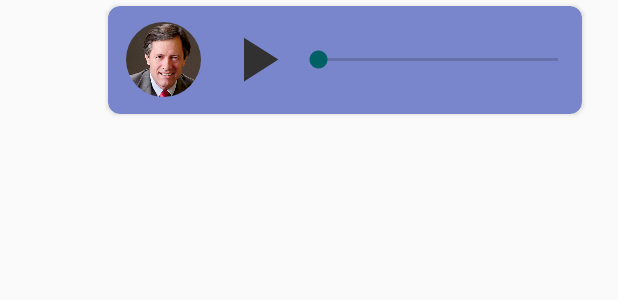
After one commit to exildev/Exile, an Android app: the layout chat_message_me_audio.xml on its own in the app's theme, with its tools: preview values and no code run, on a phone screen of 412 x 824 dp. The commit adds this screen. Shown: the top 300 px of the screen. Run offline under Robolectric (Android 15) with nearby library versions, the phone set to English and light mode, and no system bars; network calls fail.

Commit message:
interfaz grafica para gif y para audio

```diff
--- a/app/src/main/java/co/com/exile/exile/chat/ChatActivity.java
+++ b/app/src/main/java/co/com/exile/exile/chat/ChatActivity.java
@@ -25,6 +25,7 @@ import android.widget.LinearLayout;
 
 import com.liuguangqiang.ipicker.IPicker;
 
+import java.io.File;
 import java.io.IOException;
 
 import co.com.exile.exile.R;
@@ -35,6 +36,7 @@ public class ChatActivity extends AppCompatActivity implements GifEditText.OnGif
     private static final int REQUEST_RECORD_AUDIO_PERMISSION = 200;
     private static final String LOG_TAG = "Record";
     private static String mFileName = null;
+
     // Requesting permission to RECORD_AUDIO
     private String[] permissions = {Manifest.permission.RECORD_AUDIO};
     private MediaRecorder mRecorder = null;
@@ -101,7 +103,8 @@ public class ChatActivity extends AppCompatActivity implements GifEditText.OnGif
             }
         });
 
-        mFileName = getExternalCacheDir().getAbsolutePath();
+        File cacheDir = getExternalCacheDir();
+        mFileName = cacheDir != null ? cacheDir.getAbsolutePath() : "";
         mFileName += "/audiorecordtest.3gp";
     }
 
--- /dev/null
+++ b/app/src/main/res/drawable/ic_play_arrow_24dp.xml
@@ -0,0 +1,9 @@
+<vector xmlns:android="http://schemas.android.com/apk/res/android"
+    android:width="24dp"
+    android:height="24dp"
+    android:viewportHeight="24.0"
+    android:viewportWidth="24.0">
+    <path
+        android:fillColor="#000000"
+        android:pathData="M8,5v14l11,-7z" />
+</vector>
--- a/app/src/main/res/layout/chat_message_me.xml
+++ b/app/src/main/res/layout/chat_message_me.xml
@@ -29,7 +29,7 @@
             android:layout_width="wrap_content"
             android:layout_height="wrap_content"
             android:padding="8dp"
-            android:text="Lorem ipsum dolor sit amet, consectetur adipiscing elit. Ut in ex eros."
+            android:text="@string/text_message"
             android:textColor="@android:color/white" />
     </android.support.v7.widget.CardView>
 </FrameLayout>
--- /dev/null
+++ b/app/src/main/res/layout/chat_message_me_audio.xml
@@ -0,0 +1,53 @@
+<?xml version="1.0" encoding="utf-8"?>
+<FrameLayout xmlns:android="http://schemas.android.com/apk/res/android"
+    xmlns:app="http://schemas.android.com/apk/res-auto"
+    android:layout_width="match_parent"
+    android:layout_height="wrap_content"
+    android:clipToPadding="false"
+    android:orientation="vertical"
+    android:paddingEnd="16dp"
+    android:paddingLeft="72dp"
+    android:paddingRight="16dp"
+    android:paddingStart="72dp">
+
+    <android.support.v7.widget.CardView
+        android:layout_width="match_parent"
+        android:layout_height="72dp"
+        android:layout_gravity="end"
+        android:layout_marginBottom="4dp"
+        android:layout_marginEnd="8dp"
+        android:layout_marginRight="8dp"
+        android:layout_marginTop="4dp"
+        app:cardBackgroundColor="#7986cb"
+        app:cardCornerRadius="8dp"
+        app:cardElevation="2dp">
+
+        <LinearLayout
+            android:layout_width="match_parent"
+            android:layout_height="match_parent"
+            android:gravity="center_vertical">
+
+            <de.hdodenhof.circleimageview.CircleImageView
+                android:layout_width="50dp"
+                android:layout_height="50dp"
+                android:layout_marginLeft="12dp"
+                android:layout_marginStart="12dp"
+                android:src="@drawable/profile" />
+
+            <ImageView
+                android:layout_width="50dp"
+                android:layout_height="50dp"
+                android:layout_marginLeft="12dp"
+                android:layout_marginStart="12dp"
+                android:tint="#be424242"
+                app:srcCompat="@drawable/ic_play_arrow_24dp" />
+
+            <SeekBar
+                android:id="@+id/seekBar"
+                style="@style/Widget.AppCompat.SeekBar"
+                android:layout_width="0dp"
+                android:layout_height="wrap_content"
+                android:layout_weight="1" />
+        </LinearLayout>
+    </android.support.v7.widget.CardView>
+</FrameLayout>
--- a/app/src/main/res/layout/content_chat.xml
+++ b/app/src/main/res/layout/content_chat.xml
@@ -17,11 +17,11 @@
 
         <include layout="@layout/chat_message_me" />
 
-        <include layout="@layout/chat_message_me" />
+        <include layout="@layout/chat_message_me_gif" />
 
         <include layout="@layout/chat_message_you" />
 
-        <include layout="@layout/chat_message_me_gif" />
+        <include layout="@layout/chat_message_me_audio" />
 
         <include layout="@layout/chat_message_me" />
 
--- a/app/src/main/res/values/strings.xml
+++ b/app/src/main/res/values/strings.xml
@@ -23,4 +23,5 @@
     <string name="add">add</string>
     <string name="title_activity_chat">ChatActivity</string>
     <string name="message_hint">Escribir mensaje</string>
+    <string name="text_message">😊 Lorem ipsum dolor sit amet, consectetur adipiscing elit. Ut in ex eros.</string>
 </resources>
```
Also changed, not shown: app/src/main/AndroidManifest.xml (+4 -5 lines), app/src/main/res/drawable/ic_gif.xml (added, +12 -0 lines), app/src/main/res/layout/chat_message_me_gif.xml (+10 -3 lines).
